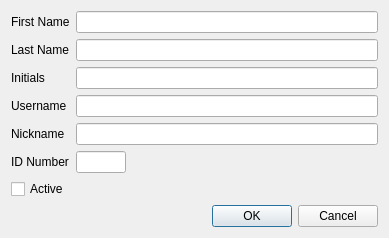
JJCoding01/timesheet, file timesheet/gui/EditNameDialog.ui: the form before one commit.
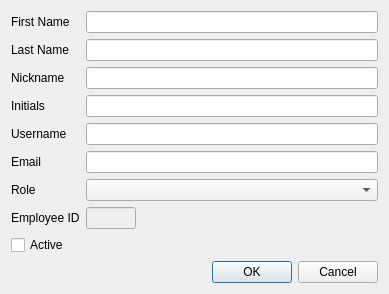
The form after the commit.

Commit message: Add email field, make employee ID field read-only, re-order name fields

```diff
--- a/timesheet/gui/EditNameDialog.ui
+++ b/timesheet/gui/EditNameDialog.ui
@@ -7,7 +7,7 @@
     <x>0</x>
     <y>0</y>
     <width>389</width>
-    <height>232</height>
+    <height>284</height>
    </rect>
   </property>
   <property name="sizePolicy">
@@ -30,72 +30,45 @@
    <item row="0" column="1">
     <widget class="QLineEdit" name="first_name"/>
    </item>
-   <item row="1" column="0">
+   <item row="2" column="0">
     <widget class="QLabel" name="label_2">
      <property name="text">
       <string>Last Name</string>
      </property>
     </widget>
    </item>
-   <item row="1" column="1">
-    <widget class="QLineEdit" name="last_name"/>
-   </item>
-   <item row="2" column="0">
+   <item row="4" column="0">
     <widget class="QLabel" name="label_3">
      <property name="text">
       <string>Initials</string>
      </property>
     </widget>
    </item>
-   <item row="2" column="1">
+   <item row="4" column="1">
     <widget class="QLineEdit" name="initials"/>
    </item>
-   <item row="3" column="0">
+   <item row="5" column="0">
     <widget class="QLabel" name="label_4">
      <property name="text">
       <string>Username</string>
      </property>
     </widget>
    </item>
-   <item row="3" column="1">
+   <item row="5" column="1">
     <widget class="QLineEdit" name="username"/>
    </item>
-   <item row="4" column="0">
-    <widget class="QLabel" name="label_5">
-     <property name="text">
-      <string>Nickname</string>
-     </property>
-    </widget>
-   </item>
-   <item row="4" column="1">
-    <widget class="QLineEdit" name="nickname"/>
-   </item>
-   <item row="7" column="0" colspan="2">
-    <widget class="QDialogButtonBox" name="buttonBox">
-     <property name="orientation">
-      <enum>Qt::Horizontal</enum>
-     </property>
-     <property name="standardButtons">
-      <set>QDialogButtonBox::Cancel|QDialogButtonBox::Ok</set>
-     </property>
-    </widget>
-   </item>
-   <item row="6" column="0">
-    <widget class="QCheckBox" name="active">
-     <property name="text">
-      <string>Active</string>
-     </property>
-    </widget>
-   </item>
-   <item row="5" column="0">
+   <item row="9" column="0">
     <widget class="QLabel" name="label_6">
      <property name="text">
-      <string>ID Number</string>
+      <string>Employee ID</string>
      </property>
     </widget>
    </item>
-   <item row="5" column="1">
+   <item row="9" column="1">
     <widget class="QLineEdit" name="employee_id">
+     <property name="enabled">
+      <bool>false</bool>
+     </property>
      <property name="sizePolicy">
       <sizepolicy hsizetype="Maximum" vsizetype="Fixed">
        <horstretch>0</horstretch>
@@ -110,6 +83,56 @@
      </property>
     </widget>
    </item>
+   <item row="10" column="0">
+    <widget class="QCheckBox" name="active">
+     <property name="text">
+      <string>Active</string>
+     </property>
+    </widget>
+   </item>
+   <item row="11" column="0" colspan="2">
+    <widget class="QDialogButtonBox" name="buttonBox">
+     <property name="orientation">
+      <enum>Qt::Horizontal</enum>
+     </property>
+     <property name="standardButtons">
+      <set>QDialogButtonBox::Cancel|QDialogButtonBox::Ok</set>
+     </property>
+    </widget>
+   </item>
+   <item row="6" column="0">
+    <widget class="QLabel" name="label_7">
+     <property name="text">
+      <string>Email</string>
+     </property>
+    </widget>
+   </item>
+   <item row="6" column="1">
+    <widget class="QLineEdit" name="email"/>
+   </item>
+   <item row="8" column="1">
+    <widget class="QComboBox" name="role_dropdown"/>
+   </item>
+   <item row="8" column="0">
+    <widget class="QLabel" name="label_8">
+     <property name="text">
+      <string>Role</string>
+     </property>
+    </widget>
+   </item>
+   <item row="3" column="1">
+    <widget class="QLineEdit" name="nickname"/>
+   </item>
+   <item row="3" column="0">
+    <widget class="QLabel" name="label_5">
+     <property name="text">
+      <string>Nickname</string>
+     </property>
+    </widget>
+   </item>
+   <item row="2" column="1">
+    <widget class="QLineEdit" name="last_name"/>
+   </item>
   </layout>
  </widget>
  <resources/>
```
